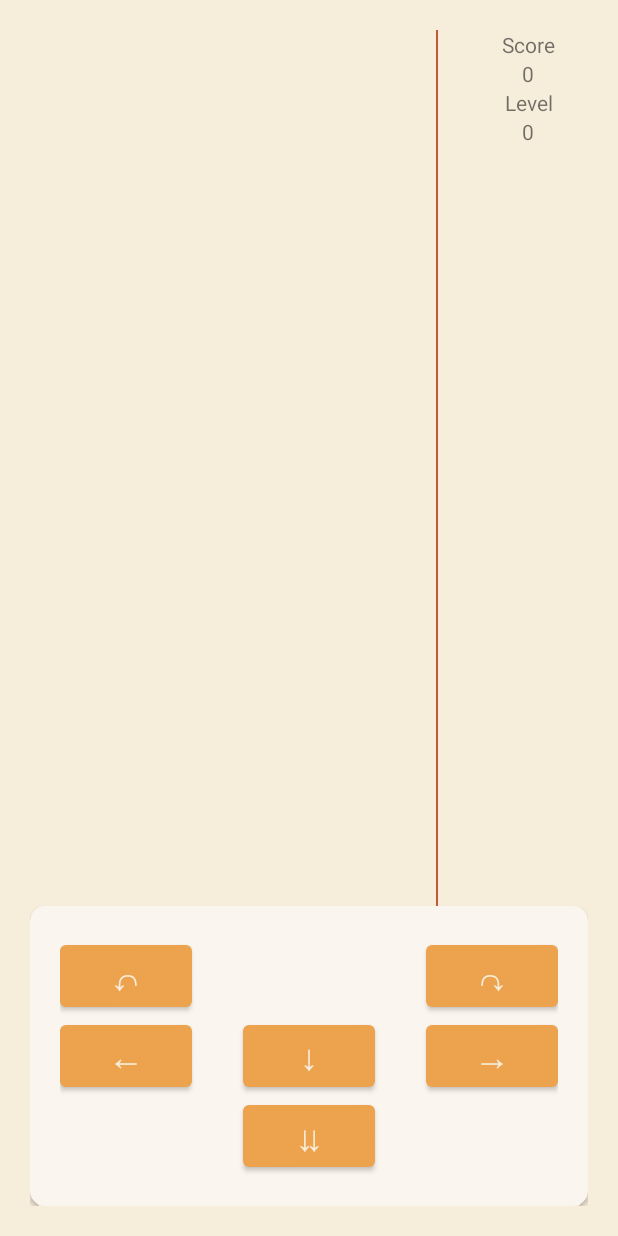
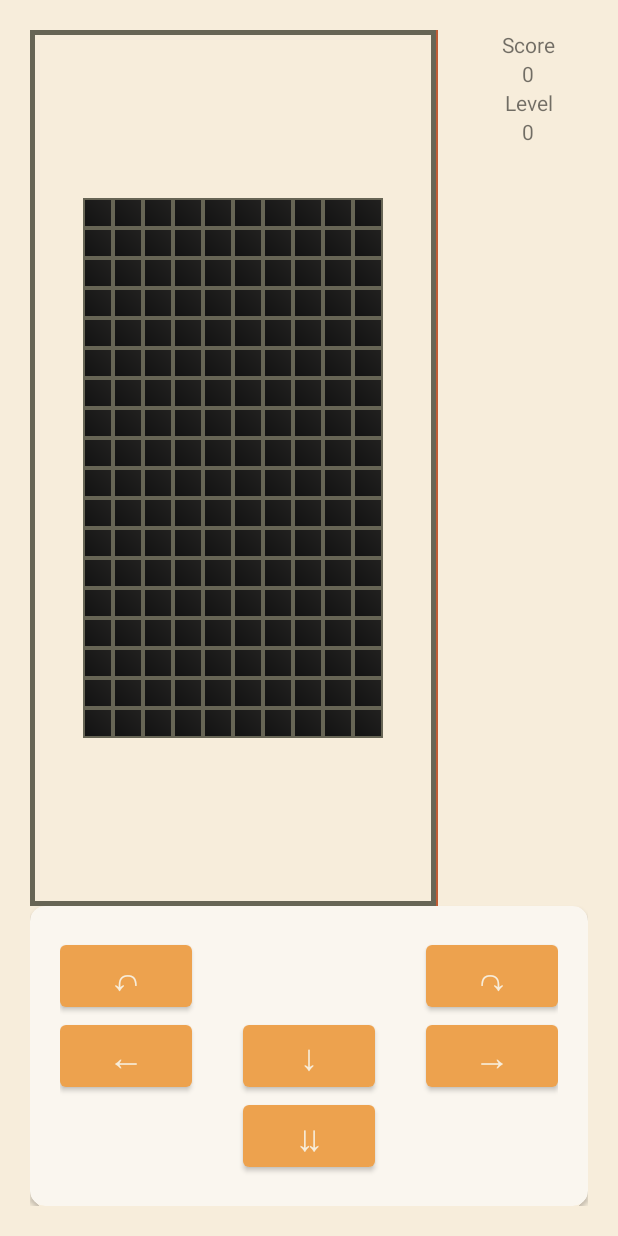
Before and after one commit to Andrinha/TetrisMobile, an Android app: the EditGameActivity screen opened directly, with no data from a screen before it, after a tap on "START", on a phone screen of 412 x 824 dp. Run offline under Robolectric (Android 15) with nearby library versions, the phone set to English and light mode, and no system bars; 2 statements that could not run were skipped.

Commit message:
create game field

```diff
--- /dev/null
+++ b/app/src/main/java/com/fit/tetris/data/GameData.kt
@@ -0,0 +1,5 @@
+package com.fit.tetris.data
+
+import java.io.Serializable
+
+data class GameData(val name: String, val width: Int, val height: Int, val speed: Int): Serializable
--- a/app/src/main/java/com/fit/tetris/ui/editor/EditGameActivity.kt
+++ b/app/src/main/java/com/fit/tetris/ui/editor/EditGameActivity.kt
@@ -5,19 +5,25 @@ import android.os.Bundle
 import android.widget.ArrayAdapter
 import android.widget.AutoCompleteTextView
 import androidx.appcompat.app.AppCompatActivity
+import androidx.lifecycle.ViewModelProvider
 import com.fit.tetris.R
+import com.fit.tetris.data.GameData
 import com.fit.tetris.databinding.ActivityEditGameBinding
-import com.fit.tetris.databinding.ActivityMainBinding
 import com.fit.tetris.ui.game.GameActivity
+import com.fit.tetris.ui.game.GameViewModel
 
 class EditGameActivity : AppCompatActivity() {
 
     private var _binding: ActivityEditGameBinding? = null
     private val binding get() = _binding!!
 
+    private var _viewModel: GameViewModel? = null
+    private val viewModel get() = _viewModel!!
+
     override fun onCreate(savedInstanceState: Bundle?) {
         super.onCreate(savedInstanceState)
 
+        _viewModel = ViewModelProvider(this)[GameViewModel::class.java]
         _binding = ActivityEditGameBinding.inflate(layoutInflater)
         setContentView(binding.root)
 
@@ -28,6 +34,11 @@ class EditGameActivity : AppCompatActivity() {
 
         binding.buttonStartGame.setOnClickListener {
             val intent = Intent(this, GameActivity::class.java)
+            val name = binding.textPlayerName.text.toString()
+            val width = binding.textWidth.text.toString().toInt()
+            val height = binding.textHeight.text.toString().toInt()
+            val speed = binding.textSpeed.text.toString().toInt()
+            intent.putExtra("data", GameData(name, width, height, speed))
             startActivity(intent)
         }
     }
--- a/app/src/main/java/com/fit/tetris/ui/game/GameActivity.kt
+++ b/app/src/main/java/com/fit/tetris/ui/game/GameActivity.kt
@@ -1,8 +1,18 @@
 package com.fit.tetris.ui.game
 
+import android.content.res.Resources
 import android.os.Bundle
+import android.util.TypedValue
+import android.view.Gravity
+import android.view.View
+import android.widget.TableLayout
+import android.widget.TableRow
 import androidx.appcompat.app.AppCompatActivity
+import com.fit.tetris.R
+import com.fit.tetris.data.GameData
 import com.fit.tetris.databinding.ActivityGameBinding
+import kotlin.math.ceil
+
 
 class GameActivity : AppCompatActivity() {
 
@@ -13,12 +23,45 @@ class GameActivity : AppCompatActivity() {
         super.onCreate(savedInstanceState)
         _binding = ActivityGameBinding.inflate(layoutInflater)
         setContentView(binding.root)
+        val gameData = intent.getSerializableExtra("data") as GameData
+        createTable(gameData.width, gameData.height)
 
 
     }
 
+    private fun createTable(width: Int, height: Int) {
+        val tableLayout = TableLayout(this).apply {
+            gravity = Gravity.CENTER
+            layoutParams = TableLayout.LayoutParams(TableLayout.LayoutParams.MATCH_PARENT, TableLayout.LayoutParams.MATCH_PARENT)
+            setBackgroundResource(R.drawable.table_background)
+        }
+
+        repeat(height) {
+            val tableRow = TableRow(this).apply {
+                gravity = Gravity.CENTER
+                layoutParams = TableRow.LayoutParams(TableRow.LayoutParams.MATCH_PARENT, TableRow.LayoutParams.WRAP_CONTENT)
+            }
+            repeat(width) {
+                val cell = View(this).apply {
+                    setBackgroundResource(R.drawable.cell_background)
+                    layoutParams = TableRow.LayoutParams(ceil(20.toPx).toInt(), ceil(20.toPx).toInt())
+                }
+                tableRow.addView(cell)
+            }
+            tableLayout.addView(tableRow)
+        }
+        binding.frameWell.addView(tableLayout)
+    }
+
+    private val Number.toPx get() = TypedValue.applyDimension(
+        TypedValue.COMPLEX_UNIT_DIP,
+        this.toFloat(),
+        Resources.getSystem().displayMetrics)
+
     override fun onDestroy() {
         super.onDestroy()
         _binding = null
+
+
     }
 }
--- /dev/null
+++ b/app/src/main/java/com/fit/tetris/ui/game/GameViewModel.kt
@@ -0,0 +1,7 @@
+package com.fit.tetris.ui.game
+
+import androidx.lifecycle.ViewModel
+
+class GameViewModel: ViewModel() {
+
+}
--- /dev/null
+++ b/app/src/main/res/drawable/cell_active_background.xml
@@ -0,0 +1,6 @@
+<?xml version="1.0" encoding="utf-8"?>
+<shape
+    xmlns:android="http://schemas.android.com/apk/res/android">
+    <gradient android:type="linear" android:endColor="#0B3C00" android:startColor="#02FF39" android:angle="45.0" />
+    <stroke android:width="1dp" android:color="@color/black"/>
+</shape>
--- /dev/null
+++ b/app/src/main/res/drawable/cell_background.xml
@@ -0,0 +1,6 @@
+<?xml version="1.0" encoding="utf-8"?>
+<shape
+    xmlns:android="http://schemas.android.com/apk/res/android">
+    <gradient android:type="linear" android:endColor="#222120" android:startColor="@color/black" android:angle="45.0" />
+    <stroke android:width="1dp" android:color="#676555"/>
+</shape>
--- /dev/null
+++ b/app/src/main/res/drawable/table_background.xml
@@ -0,0 +1,6 @@
+<?xml version="1.0" encoding="utf-8"?>
+<shape
+    xmlns:android="http://schemas.android.com/apk/res/android">
+
+    <stroke android:width="3dp" android:color="#676555"/>
+</shape>
--- a/app/src/main/res/layout/activity_edit_game.xml
+++ b/app/src/main/res/layout/activity_edit_game.xml
@@ -18,6 +18,7 @@
         app:endIconMode="clear_text">
 
         <com.google.android.material.textfield.TextInputEditText
+            android:id="@+id/text_player_name"
             android:layout_width="match_parent"
             android:layout_height="match_parent"
             android:hint="@string/player_name"
@@ -55,6 +56,7 @@
             android:layout_weight="1">
 
             <com.google.android.material.textfield.TextInputEditText
+                android:id="@+id/text_width"
                 android:layout_width="match_parent"
                 android:layout_height="match_parent"
                 android:hint="@string/well_width"
@@ -74,6 +76,7 @@
             android:layout_weight="1">
 
             <com.google.android.material.textfield.TextInputEditText
+                android:id="@+id/text_height"
                 android:layout_width="match_parent"
                 android:layout_height="match_parent"
                 android:hint="@string/well_height"
@@ -91,6 +94,7 @@
         android:layout_marginBottom="10dp">
 
         <com.google.android.material.textfield.TextInputEditText
+            android:id="@+id/text_speed"
             android:layout_width="match_parent"
             android:layout_height="match_parent"
             android:hint="@string/game_speed"
--- a/app/src/main/res/values/styles.xml
+++ b/app/src/main/res/values/styles.xml
@@ -10,4 +10,10 @@
         <item name="android:layout_weight">1</item>
         <item name="android:textSize">24sp</item>
     </style>
+
+    <style name="cell_style">
+        <item name="android:background">@drawable/cell_active_background</item>
+        <item name="android:layout_width">40dp</item>
+        <item name="android:layout_height">40dp</item>
+    </style>
 </resources>
```
